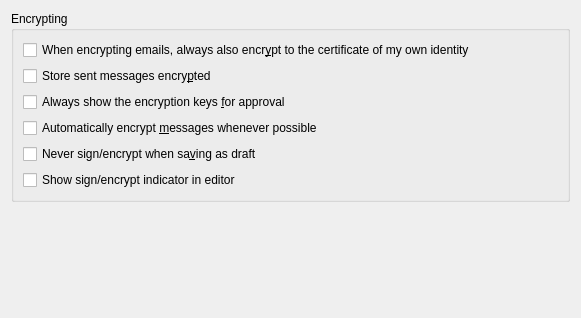
KDE/kdepim, file kmail/src/ui/composercryptoconfiguration.ui: the form before one commit.
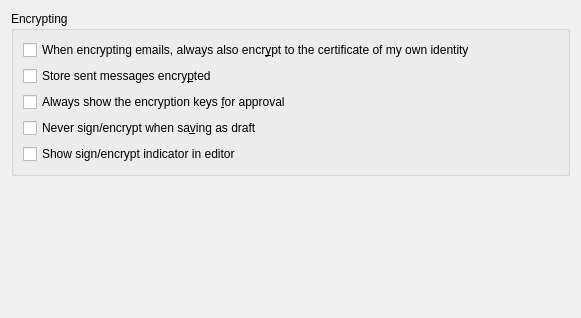
The form after the commit.

Commit message: Switch from global to per-identity always-encrypt configuration

What changed in the file:
```diff
--- a/kmail/src/ui/composercryptoconfiguration.ui
+++ b/kmail/src/ui/composercryptoconfiguration.ui
@@ -58,16 +58,6 @@
         </property>
        </widget>
       </item>
-      <item>
-       <widget class="QCheckBox" name="mAutoEncrypt">
-        <property name="whatsThis">
-         <string>When this option is enabled, every message you send will be encrypted whenever encryption is possible and desired; of course, it is still possible to disable the automatic encryption for each message individually.</string>
-        </property>
-        <property name="text">
-         <string>Automatically encrypt &amp;messages whenever possible</string>
-        </property>
-       </widget>
-      </item>
       <item>
        <widget class="QCheckBox" name="mNeverEncryptWhenSavingInDrafts">
         <property name="text">
```
The commit also changes 16 other files.
